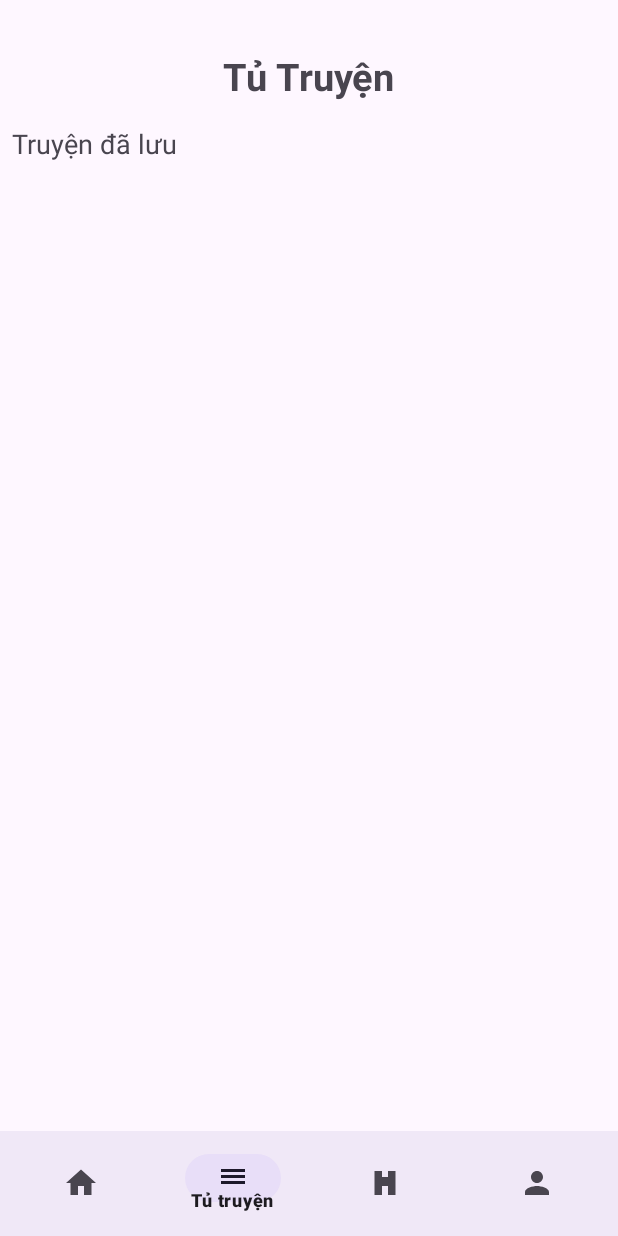
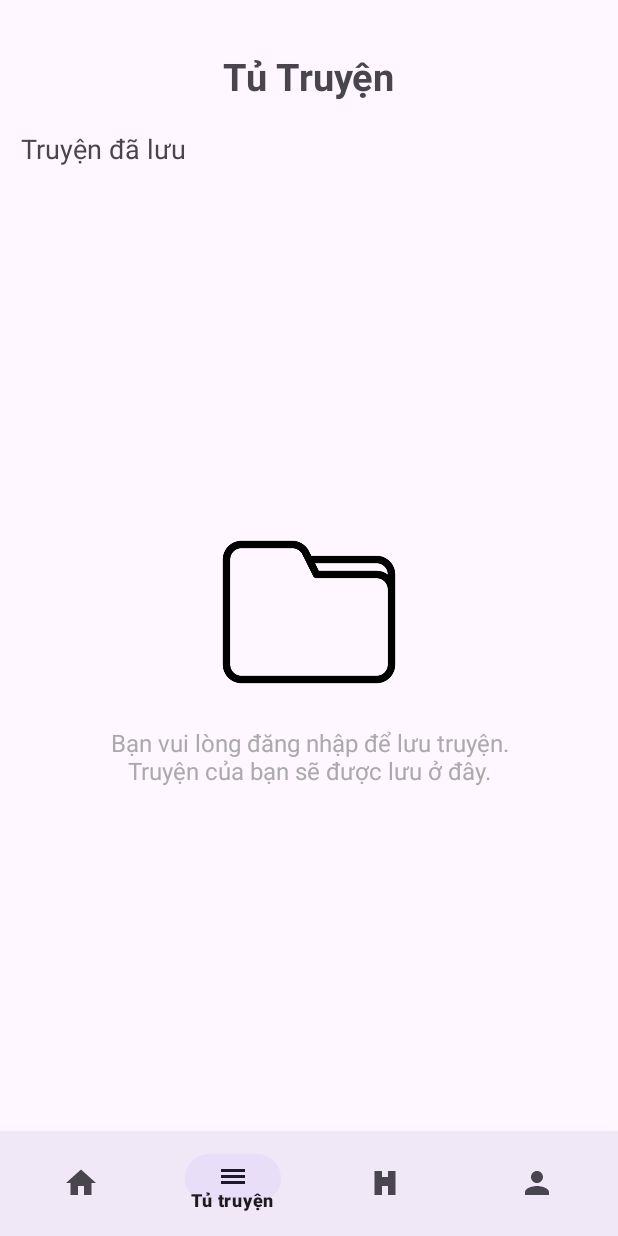
Before and after one commit to DanhBNg/Android, an Android app: the screen it shows after launch (MainActivity), item 2 of the bottom bar chosen, on a phone screen of 412 x 824 dp. Run offline under Robolectric (Android 15) with nearby library versions, the phone set to English and light mode, and no system bars; our stand-ins replace Firebase (no records; nobody signed in at launch, a user with empty details on screens opened directly); pictures from the network do not load.

Commit message:
final ui + luong library

```diff
--- a/app/src/main/java/com/example/tangthucac/fragment/LibraryFragment.java
+++ b/app/src/main/java/com/example/tangthucac/fragment/LibraryFragment.java
@@ -12,6 +12,7 @@ import androidx.recyclerview.widget.RecyclerView;
 import android.view.LayoutInflater;
 import android.view.View;
 import android.view.ViewGroup;
+import android.widget.LinearLayout;
 import android.widget.Toast;
 
 import com.example.tangthucac.R;
@@ -35,6 +36,7 @@ public class LibraryFragment extends Fragment {
     private SharedViewModel sharedViewModel;
     private ValueEventListener valueEventListener;
     private DatabaseReference databaseReference;
+    private LinearLayout layoutNoLogin;
 
     public LibraryFragment() {}
     @Nullable
@@ -42,6 +44,7 @@ public class LibraryFragment extends Fragment {
     public View onCreateView(LayoutInflater inflater, ViewGroup container, Bundle savedInstanceState) {
         View view = inflater.inflate(R.layout.fragment_library, container, false);
 
+        layoutNoLogin = view.findViewById(R.id.layoutNoLogin);
         // Ánh xạ RecyclerView
         rcvLib = view.findViewById(R.id.rcvLib);
         rcvLib.setLayoutManager(new LinearLayoutManager(getContext()));
@@ -71,6 +74,7 @@ public class LibraryFragment extends Fragment {
         if (FirebaseAuth.getInstance().getCurrentUser() == null) {
             // Ẩn RecyclerView, hiện TextView
             rcvLib.setVisibility(View.GONE);
+            layoutNoLogin.setVisibility(View.VISIBLE);
 
             // Xóa dữ liệu cũ nếu có
             libraryItems.clear();
@@ -79,6 +83,7 @@ public class LibraryFragment extends Fragment {
         }
 
         rcvLib.setVisibility(View.VISIBLE);
+        layoutNoLogin.setVisibility(View.GONE);
         String userId = FirebaseAuth.getInstance().getCurrentUser().getUid();
         databaseReference = FirebaseDatabase.getInstance().getReference("Users")
                 .child(userId)
--- a/app/src/main/java/com/example/tangthucac/fragment/UserFragment.java
+++ b/app/src/main/java/com/example/tangthucac/fragment/UserFragment.java
@@ -30,14 +30,13 @@ import com.google.firebase.database.FirebaseDatabase;
 import java.util.Random;
 
 public class UserFragment extends Fragment {
-    private TextView txtUserEmail, txtUserId, fakebtnLogin, fakebtnSignup, fakebtnLogout;
+    private TextView txtUserEmail, txtUserId, fakebtnLogin, fakebtnSignup, fakebtnLogout, fakebtnAi;
     private FirebaseAuth mAuth;
     private GoogleSignInClient ggS;
     private DatabaseReference databaseReference;
     private SwitchCompat darkModeSwitch;
     private SharedPreferences sharedPreferences;
 
-    private Button button;
     private static final String PREFS_NAME = "MyPrefs";
     private static final String DARK_MODE_KEY = "darkMode";
 
@@ -53,7 +52,7 @@ public class UserFragment extends Fragment {
         txtUserEmail = view.findViewById(R.id.txtUseremail);
         txtUserId = view.findViewById(R.id.txtUserId);
         darkModeSwitch = view.findViewById(R.id.darkModeSwitch);
-        button = view.findViewById(R.id.button);
+        fakebtnAi = view.findViewById(R.id.fakebtnAi);
 
         // Initialize SharedPreferences
         sharedPreferences = requireActivity().getSharedPreferences(PREFS_NAME, Context.MODE_PRIVATE);
@@ -62,7 +61,7 @@ public class UserFragment extends Fragment {
         boolean isDarkMode = sharedPreferences.getBoolean(DARK_MODE_KEY, false);
         darkModeSwitch.setChecked(isDarkMode);
 
-        button.setOnClickListener(new View.OnClickListener() {
+        fakebtnAi.setOnClickListener(new View.OnClickListener() {
             @Override
             public void onClick(View v) {
                 Intent intent = new Intent(getActivity(), ChatActivity.class);
--- /dev/null
+++ b/app/src/main/res/drawable/chat_bot.xml
@@ -0,0 +1,6 @@
+<?xml version="1.0" encoding="utf-8"?>
+<shape xmlns:android="http://schemas.android.com/apk/res/android">
+    <solid android:color="#FFFFFF"/> <!-- Màu nền -->
+    <stroke android:width="0.5dp" android:color="#000000"/> <!-- Viền -->
+    <corners android:radius="10dp"/>
+</shape>
--- a/app/src/main/res/layout/fragment_library.xml
+++ b/app/src/main/res/layout/fragment_library.xml
@@ -43,17 +43,54 @@
         android:id="@+id/textView8"
         android:layout_width="match_parent"
         android:layout_height="wrap_content"
+        android:layout_marginTop="3dp"
+        android:paddingLeft="6dp"
         android:textSize="18dp"
         android:text="Truyện đã lưu"
         android:background="?android:attr/colorBackground"/>
 
-    <androidx.recyclerview.widget.RecyclerView
-        android:id="@+id/rcvLib"
+    <FrameLayout
         android:layout_width="match_parent"
-        android:layout_height="match_parent"
-        android:clipToPadding="false"
-        android:layout_marginTop="15dp"
-        android:visibility="visible"
-        android:scrollbars="vertical"
-        android:background="?android:attr/colorBackground"/>
+        android:layout_height="0dp"
+        android:layout_weight="1"
+        android:layout_marginTop="15dp">
+
+        <!-- RecyclerView hiển thị truyện đã lưu -->
+        <androidx.recyclerview.widget.RecyclerView
+            android:id="@+id/rcvLib"
+            android:layout_width="match_parent"
+            android:layout_height="match_parent"
+            android:background="?android:attr/colorBackground"
+            android:clipToPadding="false"
+            android:scrollbars="vertical"
+            android:layout_margin="6dp"
+            android:visibility="visible" />
+
+        <!-- Layout thông báo khi chưa đăng nhập -->
+        <LinearLayout
+            android:id="@+id/layoutNoLogin"
+            android:layout_width="match_parent"
+            android:layout_height="match_parent"
+            android:orientation="vertical"
+            android:gravity="center"
+            android:visibility="gone"
+            android:padding="16dp">
+
+            <ImageView
+                android:layout_width="120dp"
+                android:layout_height="120dp"
+                android:src="@drawable/folder"
+                android:contentDescription="Login required" />
+
+            <TextView
+                android:layout_width="wrap_content"
+                android:layout_height="wrap_content"
+                android:layout_marginTop="16dp"
+                android:text="Bạn vui lòng đăng nhập để lưu truyện.\nTruyện của bạn sẽ được lưu ở đây."
+                android:textSize="16sp"
+                android:gravity="center"
+                android:textColor="@android:color/darker_gray"/>
+        </LinearLayout>
+    </FrameLayout>
+
 </LinearLayout>
```
Also changed, not shown: app/src/main/res/layout/activity_chat.xml (+25 -5 lines), app/src/main/res/layout/fragment_home.xml (+24 -14 lines), app/src/main/res/layout/fragment_user.xml (+13 -7 lines), app/src/main/res/drawable/folder.png (added).
